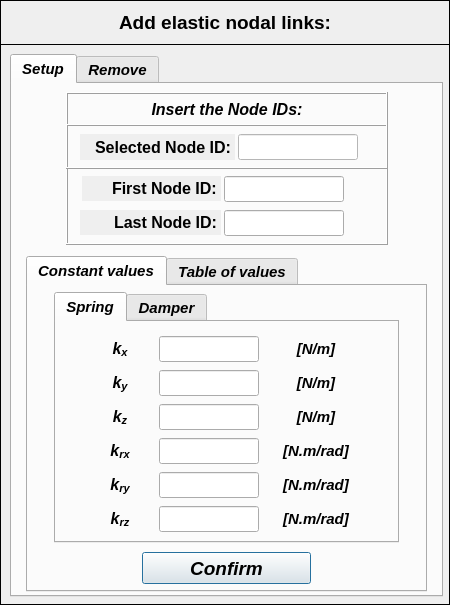
Old version of the form data/user_input/ui/Model/Setup/Structural/elasticNodalLinksInput.ui in the repository open-pulse/OpenPulse.
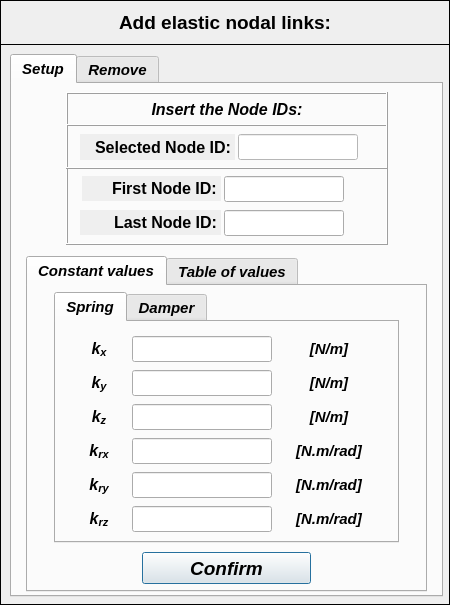
New version of the form.

What changed in the file:
```diff
--- a/data/user_input/ui/Model/Setup/Structural/elasticNodalLinksInput.ui
+++ b/data/user_input/ui/Model/Setup/Structural/elasticNodalLinksInput.ui
@@ -900,9 +900,9 @@
          <widget class="QWidget" name="gridLayoutWidget_6">
           <property name="geometry">
            <rect>
-            <x>38</x>
+            <x>22</x>
             <y>10</y>
-            <width>267</width>
+            <width>296</width>
             <height>203</height>
            </rect>
           </property>
@@ -1152,13 +1152,13 @@
              </property>
              <property name="minimumSize">
               <size>
-               <width>100</width>
+               <width>140</width>
                <height>26</height>
               </size>
              </property>
              <property name="maximumSize">
               <size>
-               <width>100</width>
+               <width>140</width>
                <height>26</height>
               </size>
              </property>
@@ -1189,13 +1189,13 @@
              </property>
              <property name="minimumSize">
               <size>
-               <width>100</width>
+               <width>140</width>
                <height>26</height>
               </size>
              </property>
              <property name="maximumSize">
               <size>
-               <width>100</width>
+               <width>140</width>
                <height>26</height>
               </size>
              </property>
@@ -1226,13 +1226,13 @@
              </property>
              <property name="minimumSize">
               <size>
-               <width>100</width>
+               <width>140</width>
                <height>26</height>
               </size>
              </property>
              <property name="maximumSize">
               <size>
-               <width>100</width>
+               <width>140</width>
                <height>26</height>
               </size>
              </property>
@@ -1399,13 +1399,13 @@
              </property>
              <property name="minimumSize">
               <size>
-               <width>100</width>
+               <width>140</width>
                <height>26</height>
               </size>
              </property>
              <property name="maximumSize">
               <size>
-               <width>100</width>
+               <width>140</width>
                <height>26</height>
               </size>
              </property>
@@ -1470,13 +1470,13 @@
              </property>
              <property name="minimumSize">
               <size>
-               <width>100</width>
+               <width>140</width>
                <height>26</height>
               </size>
              </property>
              <property name="maximumSize">
               <size>
-               <width>100</width>
+               <width>140</width>
                <height>26</height>
               </size>
              </property>
@@ -1504,13 +1504,13 @@
              </property>
              <property name="minimumSize">
               <size>
-               <width>100</width>
+               <width>140</width>
                <height>26</height>
               </size>
              </property>
              <property name="maximumSize">
               <size>
-               <width>100</width>
+               <width>140</width>
                <height>26</height>
               </size>
              </property>
```
Left out of the diff: 32 changed lines with no effect on the pictures.
